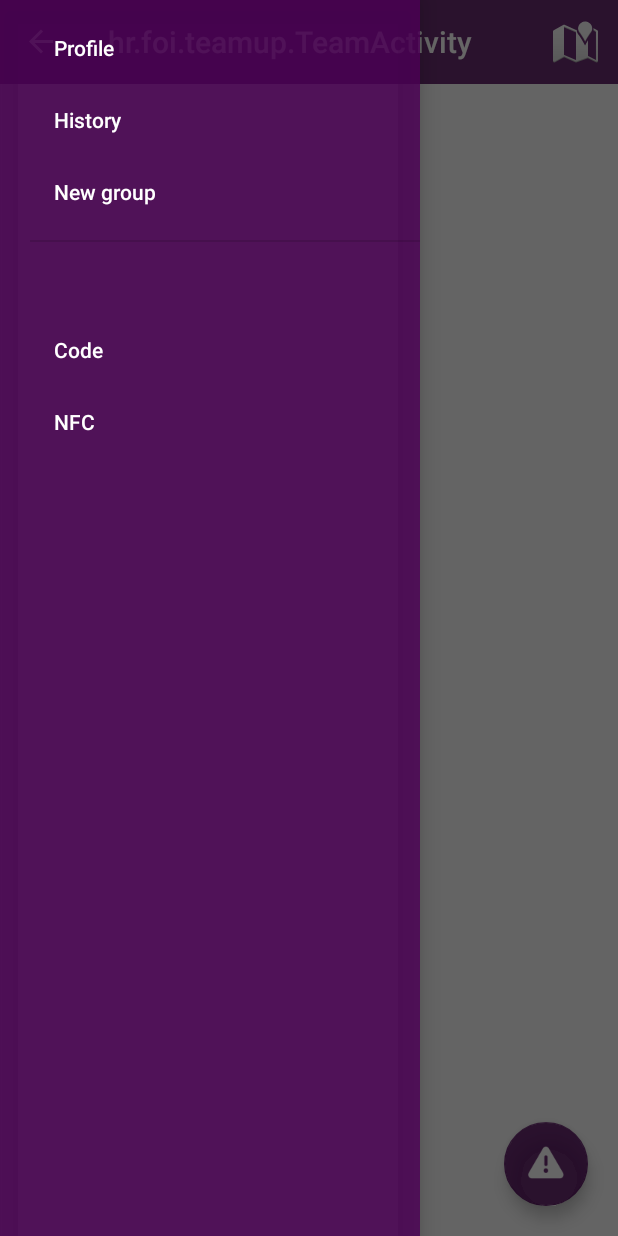
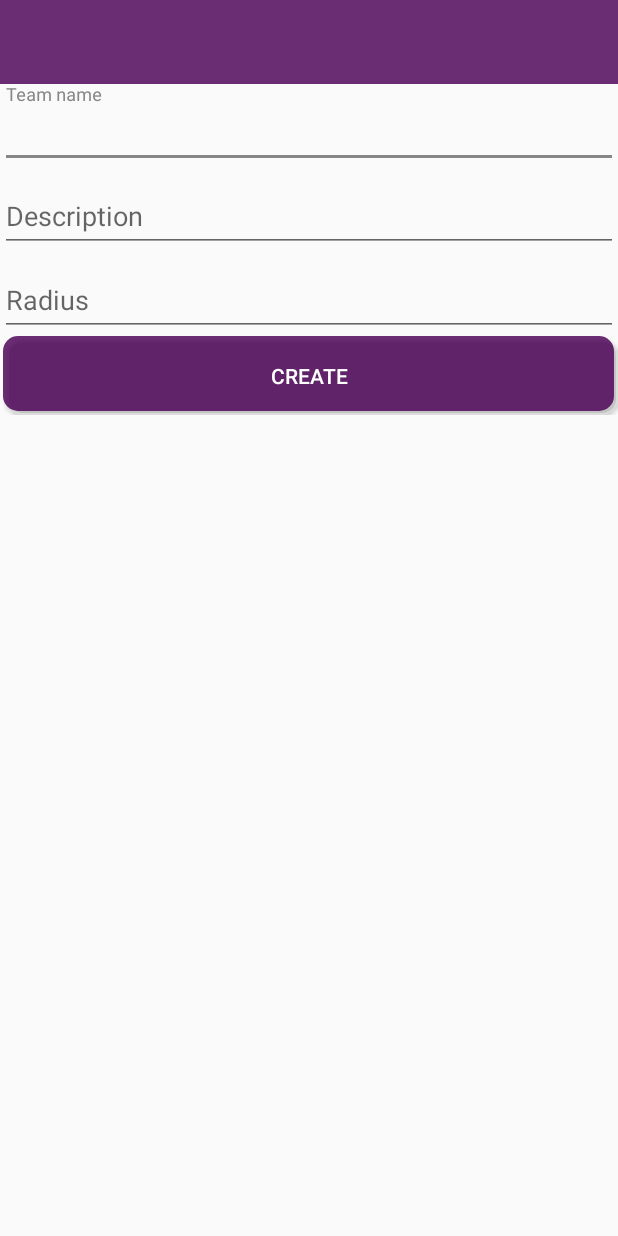
Before and after one commit to mvracan/air-projekt, an Android app: the TeamActivity screen opened directly, with no data from a screen before it, after a tap on "New group", on a phone screen of 412 x 824 dp. Run offline under Robolectric (Android 15) with nearby library versions, the phone set to English and light mode, and no system bars; 3 other taps on this screen came first.

Commit message:
design for creating group

```diff
--- a/team-up-android/app/src/main/AndroidManifest.xml
+++ b/team-up-android/app/src/main/AndroidManifest.xml
@@ -26,6 +26,8 @@
         </activity>
         <activity android:name=".TeamActivity">
         </activity>
+        <activity android:name=".CreateTeamActivity">
+        </activity>
     </application>
 
 </manifest>
--- a/team-up-android/app/src/main/java/hr/foi/teamup/CreateTeamActivity.java
+++ b/team-up-android/app/src/main/java/hr/foi/teamup/CreateTeamActivity.java
@@ -30,34 +30,31 @@ public class CreateTeamActivity extends AppCompatActivity implements Serializabl
     Button submit;
     EditText name;
     EditText teamDesc;
-    EditText password;
-    EditText confirmPassword;
+
     EditText radius;
     List<Input> inputs;
 
     @Override
     protected void onCreate(Bundle savedInstanceState) {
+
         super.onCreate(savedInstanceState);
-        setContentView(R.layout.activity_registration);
+        setContentView(R.layout.activity_create_team);
 
-        //TODO create design
-        // binding
-        //name = (EditText) findViewById(R.id.teamName);
-        //teamDesc = (EditText) findViewById(R.id.teamDesc);
-        //radius = (EditText) findViewById(R.id.teamRadius);
-    /*
-        password = (EditText) findViewById(R.id.passwordInput);
-        confirmPassword = (EditText) findViewById(R.id.confirmPasswordInput);
+
+        name = (EditText) findViewById(R.id.teamName);
+        teamDesc = (EditText) findViewById(R.id.teamDesc);
+        radius = (EditText) findViewById(R.id.teamRadius);
+
         submit = (Button) findViewById(R.id.submitButton);
         submit.setOnClickListener(onSubmit);
-*/
-        // for validation
+
+
         inputs = Arrays.asList(
                 new Input(name, Input.TEXT_MAIN_PATTERN, getString(R.string.team_name_error)),
                 new Input(teamDesc, Input.TEXT_MAIN_PATTERN, getString(R.string.team_desc_error)),
-                new Input(radius, Input.RADIUS_PATTERN,getString(R.string.team_radius_error)),
-                new Input(password, Input.PASSWORD_PATTERN, getString(R.string.password_error)),
-                new Input(confirmPassword, Input.PASSWORD_PATTERN, getString(R.string.confirm_password_error))
+                new Input(radius, Input.RADIUS_PATTERN,getString(R.string.team_radius_error))
+                //new Input(password, Input.PASSWORD_PATTERN, getString(R.string.password_error)),
+                //new Input(confirmPassword, Input.PASSWORD_PATTERN, getString(R.string.confirm_password_error))
         );
 
         getWindow().setSoftInputMode(WindowManager.LayoutParams.SOFT_INPUT_STATE_ALWAYS_HIDDEN);
@@ -81,7 +78,7 @@ public class CreateTeamActivity extends AppCompatActivity implements Serializabl
 
                 Team team =new Team(name.getText().toString(),
                         teamDesc.getText().toString(),
-                        password.getText().toString(),
+                        uuid.toString(),
                         Double.parseDouble( radius.getText().toString()),
                         uuid.toString(),
                         creator);
--- a/team-up-android/app/src/main/java/hr/foi/teamup/LoginActivity.java
+++ b/team-up-android/app/src/main/java/hr/foi/teamup/LoginActivity.java
@@ -97,6 +97,7 @@ public class LoginActivity extends Activity {
             String passwordValue = password.getText().toString();
 
             if(Input.validate(inputs)) {
+
                 Credentials credentials = new Credentials(usernameValue, passwordValue);
                 Logger.log("LoginActivity -- sending credentials to service");
 
--- a/team-up-android/app/src/main/java/hr/foi/teamup/TeamActivity.java
+++ b/team-up-android/app/src/main/java/hr/foi/teamup/TeamActivity.java
@@ -1,6 +1,7 @@
 package hr.foi.teamup;
 
 import android.content.DialogInterface;
+import android.content.Intent;
 import android.content.res.Configuration;
 import android.support.design.widget.NavigationView;
 import android.support.v4.widget.DrawerLayout;
@@ -22,6 +23,7 @@ public class TeamActivity extends AppCompatActivity implements NavigationView.On
 
     @Override
     protected void onCreate(Bundle savedInstanceState) {
+
         super.onCreate(savedInstanceState);
         setContentView(R.layout.activity_team);
 
@@ -84,6 +86,8 @@ public class TeamActivity extends AppCompatActivity implements NavigationView.On
             Logger.log("History clicked");
         }else if (menuItem.getItemId()==R.id.new_group){
             Logger.log("New group clicked");
+            Intent intent = new Intent(getApplicationContext(), CreateTeamActivity.class);
+            startActivity(intent);
         }
 
         return false;
--- /dev/null
+++ b/team-up-android/app/src/main/res/layout/activity_create_team.xml
@@ -0,0 +1,87 @@
+<android.support.v4.widget.DrawerLayout xmlns:android="http://schemas.android.com/apk/res/android"
+    xmlns:tools="http://schemas.android.com/tools"
+    xmlns:app="http://schemas.android.com/apk/res-auto"
+    android:id="@+id/drawer"
+    android:layout_width="match_parent"
+    android:layout_height="match_parent"
+    android:fitsSystemWindows="true"
+    tools:context="hr.foi.teamup.CreateTeamActivityActivity">
+
+
+    <LinearLayout
+        android:layout_height="match_parent"
+        android:layout_width="match_parent"
+        android:orientation="vertical">
+
+        <include
+            android:id="@+id/toolbar"
+            layout="@layout/toolbar"
+            />
+        <ScrollView
+            android:layout_width="fill_parent"
+            android:layout_height="fill_parent"
+            android:id="@+id/registrationScrollView" >
+
+            <LinearLayout
+                android:orientation="vertical"
+                android:layout_width="match_parent"
+                android:layout_height="wrap_content">
+
+                <!-- Team name -->
+                <android.support.design.widget.TextInputLayout
+                    android:layout_height="match_parent"
+                    android:layout_width="match_parent"
+                    android:id="@+id/teamNameLayout">
+
+                    <EditText
+                        android:layout_width="fill_parent"
+                        android:layout_height="wrap_content"
+                        android:id="@+id/teamName"
+                        android:hint="@string/team_name"
+                        android:inputType="text" />
+                </android.support.design.widget.TextInputLayout>
+
+                <!-- Team desc -->
+                <android.support.design.widget.TextInputLayout
+                    android:layout_height="match_parent"
+                    android:layout_width="match_parent"
+                    android:id="@+id/teamDescLayout">
+
+                    <EditText
+                        android:layout_width="fill_parent"
+                        android:layout_height="wrap_content"
+                        android:id="@+id/teamDesc"
+                        android:hint="@string/team_desc"
+                        android:inputType="text" />
+                </android.support.design.widget.TextInputLayout>
+
+                <!-- Radius -->
+                <android.support.design.widget.TextInputLayout
+                    android:layout_height="match_parent"
+                    android:layout_width="match_parent"
+                    android:id="@+id/teamRadiusLayout">
+
+                    <EditText
+                        android:layout_width="fill_parent"
+                        android:layout_height="wrap_content"
+                        android:id="@+id/teamRadius"
+                        android:hint="@string/team_radius"
+                        android:inputType="text" />
+                </android.support.design.widget.TextInputLayout>
+
+                <!-- Submit button -->
+                <Button
+                    android:layout_width="fill_parent"
+                    android:layout_height="wrap_content"
+                    android:background="@drawable/buttonstyle"
+                    android:textColor="@color/white"
+                    android:text="@string/create_team"
+                    android:layout_gravity="bottom"
+                    android:id="@+id/submitButton" />
+            </LinearLayout>
+
+        </ScrollView>
+
+    </LinearLayout>
+
+</android.support.v4.widget.DrawerLayout>
--- a/team-up-android/app/src/main/res/values/strings.xml
+++ b/team-up-android/app/src/main/res/values/strings.xml
@@ -35,8 +35,18 @@
     <string name="new_group">New group</string>
     <string name="history">History</string>
 
+    <!-- Create team -->
+    <string name="team_name">Team name</string>
+    <string name="team_desc">Description</string>
+    <string name="team_radius">Radius</string>
+    <string name="team_back">Back</string>
+    <string name="create_team">Create</string>
+
+
     <string name="team_name_error">Team name can only contain letters (min 3, max 45)</string>
     <string name="team_desc_error">Team description  can only contain letters (min 3, max 45)</string>
     <string name="team_radius_error">Radius not valid (must be defined with . and in format of single or
         double precision number</string>
+
+
 </resources>
```
